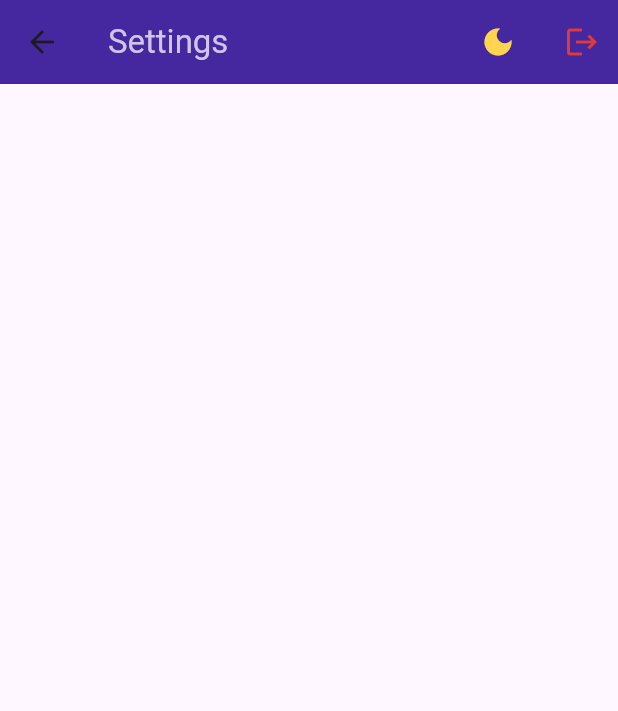
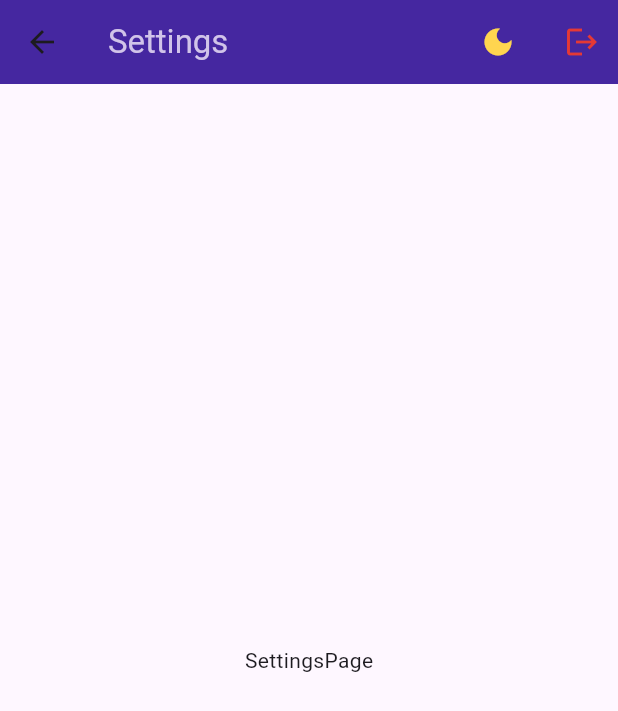
Before and after one commit to DarshDCoding/learningFlutter, a Flutter app: the Settings screen opened by its route, on a phone screen of 412 x 824 dp. Shown: the top 711 px of the screen. Run offline on Flutter 3.47's test engine with Material 3 defaults, Android fonts, the phone set to English and light mode, and no system bars.

```diff
--- a/lib/pages/home_page.dart
+++ b/lib/pages/home_page.dart
@@ -9,6 +9,7 @@ class HomePage extends StatelessWidget {
   Widget build(BuildContext context) {
     return Scaffold(
       appBar:appBar("Home"),
+      body: Center(child: Text("HomePage")),
       // drawer: NavDrawer(currentTab: 1,),
     );
   }
--- a/lib/pages/profile_page.dart
+++ b/lib/pages/profile_page.dart
@@ -9,6 +9,7 @@ class PorfilePage extends StatelessWidget {
   Widget build(BuildContext context) {
     return Scaffold(
       appBar:appBar("Profile"),
+      body: Center(child: Text("ProfilePage"),),
       // drawer: NavDrawer(currentTab: 2,),
     );
   }
--- a/lib/pages/settings_page.dart
+++ b/lib/pages/settings_page.dart
@@ -9,6 +9,7 @@ class Settings extends StatelessWidget {
   Widget build(BuildContext context) {
     return Scaffold(
       appBar:appBar("Settings"),
+      body: Center(child: Text("SettingsPage"),),
       // drawer: NavDrawer(currentTab: 3,),
     );
   }
```
